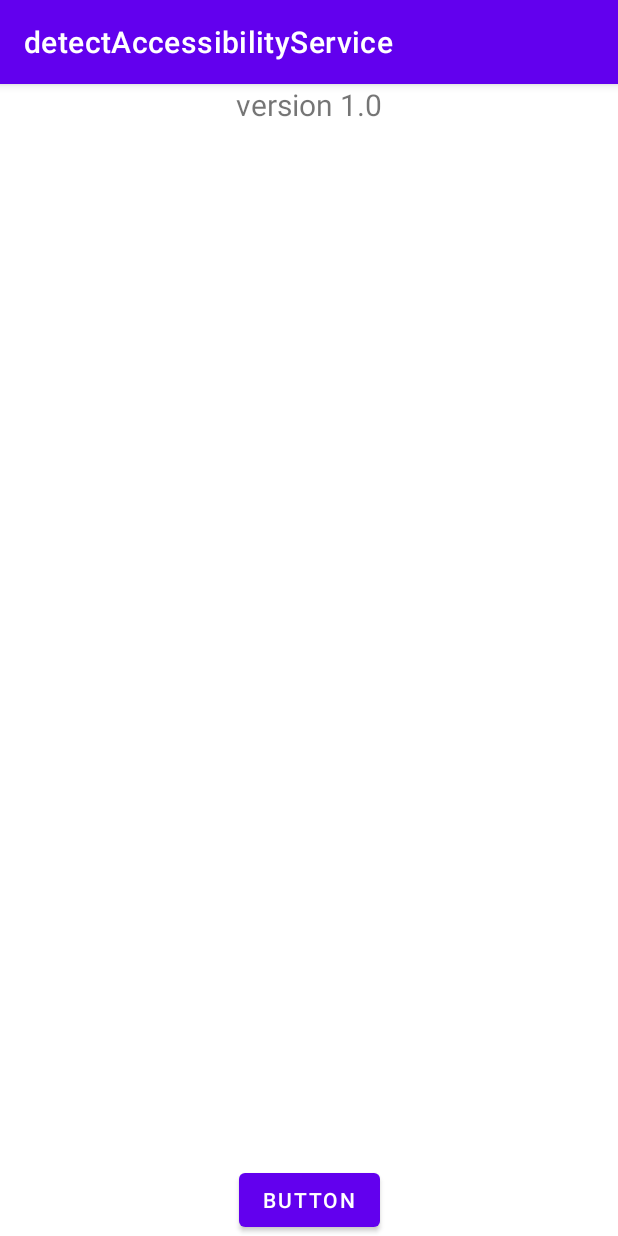
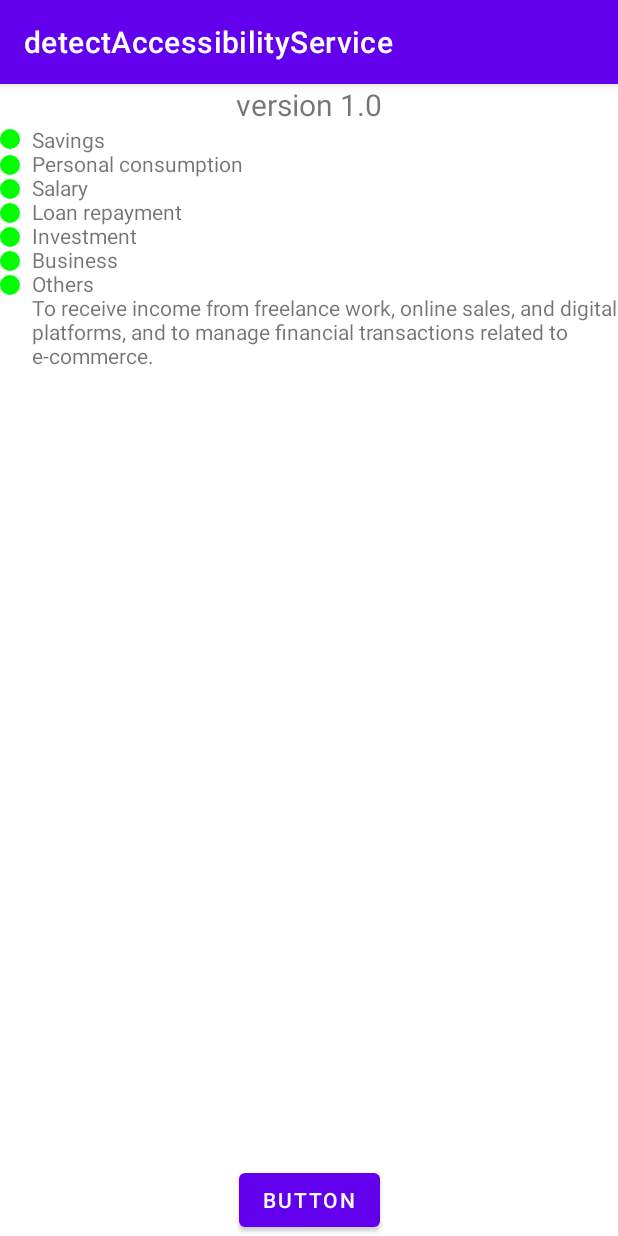
Before and after one commit to Benzthanes/detectAccessibilityService, an Android app: the screen it shows after launch (MainActivity), on a phone screen of 412 x 824 dp. Run offline under Robolectric (Android 15) with nearby library versions, the phone set to English and light mode, and no system bars.

Commit message:
poc bullet

```diff
--- a/app/src/main/java/com/example/detectaccessibilityservice/MainActivity.kt
+++ b/app/src/main/java/com/example/detectaccessibilityservice/MainActivity.kt
@@ -8,17 +8,26 @@ import android.content.pm.PackageInfo
 import android.content.pm.PackageManager
 import android.content.pm.ServiceInfo
 import android.content.pm.Signature
+import android.graphics.Color
 import android.os.Build
 import android.os.Bundle
 import android.provider.Settings
+import android.text.Spannable
+import android.text.SpannableString
+import android.text.SpannableStringBuilder
 import android.text.TextUtils
+import android.text.style.BulletSpan
+import android.text.style.ImageSpan
+import android.text.style.LeadingMarginSpan
 import android.util.Log
+import android.util.TypedValue
 import android.view.MotionEvent
 import android.view.accessibility.AccessibilityManager
 import android.widget.TextView
 import androidx.annotation.RequiresApi
 import androidx.annotation.VisibleForTesting
 import androidx.appcompat.app.AppCompatActivity
+import androidx.core.content.ContextCompat
 import java.security.MessageDigest
 import java.security.NoSuchAlgorithmException
 
@@ -61,6 +70,67 @@ class MainActivity : AppCompatActivity() {
 
     var tvResult: TextView? = null
 
+    fun Context.dpToPx(dp: Float): Int {
+        return TypedValue.applyDimension(
+            TypedValue.COMPLEX_UNIT_DIP,
+            dp,
+            resources.displayMetrics
+        ).toInt()
+    }
+
+    @RequiresApi(Build.VERSION_CODES.P)
+    fun formatBulletedListWithGap(context: Context, stringList: List<String>, descriptionText: String, textView: TextView) {
+
+        val gapDp = 8f
+        val gapPx = context.dpToPx(gapDp)
+        val bulletRadius = 10
+
+        // ระยะเยื้องทั้งหมด: (ขนาด Bullet * 2) + ช่องว่าง
+        val bulletIndentPx = (2 * bulletRadius) + gapPx
+
+        val ssb = SpannableStringBuilder()
+
+        for (i in stringList.indices) {
+            val item = stringList[i]
+
+            val startBullet = ssb.length
+            ssb.append(item).append("\n") // แต่ละรายการ bullet จบด้วย \n
+
+            val endBullet = ssb.length - 1 // ไม่รวม \n
+
+            // ใช้งาน BulletSpan
+            ssb.setSpan(
+                BulletSpan(gapPx , Color.GREEN, bulletRadius),
+                startBullet,
+                endBullet,
+                Spannable.SPAN_EXCLUSIVE_EXCLUSIVE
+            )
+
+            // ถ้าเป็นรายการสุดท้าย ให้เพิ่ม Description
+            if (i == stringList.size - 1) {
+
+                // เพิ่มบรรทัดว่าง 1 บรรทัด (ถ้าคุณต้องการ) หรือติดกันเลย
+                // ssb.append("\n")
+
+                // เพิ่มข้อความคำอธิบาย
+                val startDesc = ssb.length
+                ssb.append(descriptionText)
+                val endDesc = ssb.length
+
+                // กำหนด LeadingMarginSpan เพื่อให้คำอธิบายเยื้องเท่ากับข้อความ Bullet
+                ssb.setSpan(
+                    LeadingMarginSpan.Standard(bulletIndentPx, bulletIndentPx),
+                    startDesc,
+                    endDesc,
+                    Spannable.SPAN_EXCLUSIVE_EXCLUSIVE
+                )
+            }
+        }
+
+        textView.text = ssb
+    }
+
+    @RequiresApi(Build.VERSION_CODES.P)
     override fun onCreate(savedInstanceState: Bundle?) {
         super.onCreate(savedInstanceState)
         setContentView(R.layout.activity_main)
@@ -68,6 +138,37 @@ class MainActivity : AppCompatActivity() {
             window.setHideOverlayWindows(true)
         }
         tvResult = findViewById(R.id.text)
+//        val message = "กด # เพื่อเพิ่ม favorite ในหน้าหลัก ในหน้าหลักในหน้าหลักในหน้าหลักในหน้าหลัก"
+//        val spannable = SpannableString(message)
+//
+//        val drawable = ContextCompat.getDrawable(this, R.drawable.ic_easy_x_favorite_empty)
+//        drawable?.setBounds(0, 0, drawable.intrinsicWidth, drawable.intrinsicHeight)
+//
+//        val imageSpan = drawable?.let { ImageSpan(it, ImageSpan.ALIGN_BASELINE) }
+//
+//        val index = message.indexOf("#")
+//
+//        if (imageSpan != null) {
+//            spannable.setSpan(imageSpan, index, index+1, Spannable.SPAN_INCLUSIVE_EXCLUSIVE)
+//        }
+//        tvResult?.text = spannable
+
+        // ข้อมูล
+        val englishItems = listOf(
+            "Savings",
+            "Personal consumption",
+            "Salary",
+            "Loan repayment",
+            "Investment",
+            "Business",
+            "Others"
+        )
+
+        val englishDescription = "To receive income from freelance work, online sales, and digital platforms, and to manage financial transactions related to e-commerce."
+
+
+// เรียกใช้ฟังก์ชันสำหรับแต่ละคอลัมน์
+        formatBulletedListWithGap(this, englishItems, englishDescription, tvResult!!)
 
 //        val text = findViewById<TextView>(R.id.text)
 //        text.filterTouchesWhenObscured = true
@@ -228,11 +329,11 @@ class MainActivity : AppCompatActivity() {
                     flag_FLAG_WINDOW_IS_PARTIALLY_OBSCURED.toString()
                 )
                 if (flag_FLAG_WINDOW_IS_OBSCURED) {
-                    tvResult?.text = tvResult?.text.toString() + "FLAG_WINDOW_IS_OBSCURED\n"
+//                    tvResult?.text = tvResult?.text.toString() + "FLAG_WINDOW_IS_OBSCURED\n"
                 }
                 if (flag_FLAG_WINDOW_IS_PARTIALLY_OBSCURED) {
-                    tvResult?.text =
-                        tvResult?.text.toString() + "FLAG_WINDOW_IS_PARTIALLY_OBSCURED\n"
+//                    tvResult?.text =
+//                        tvResult?.text.toString() + "FLAG_WINDOW_IS_PARTIALLY_OBSCURED\n"
                 }
             }
         } catch (e: Exception) {
```
